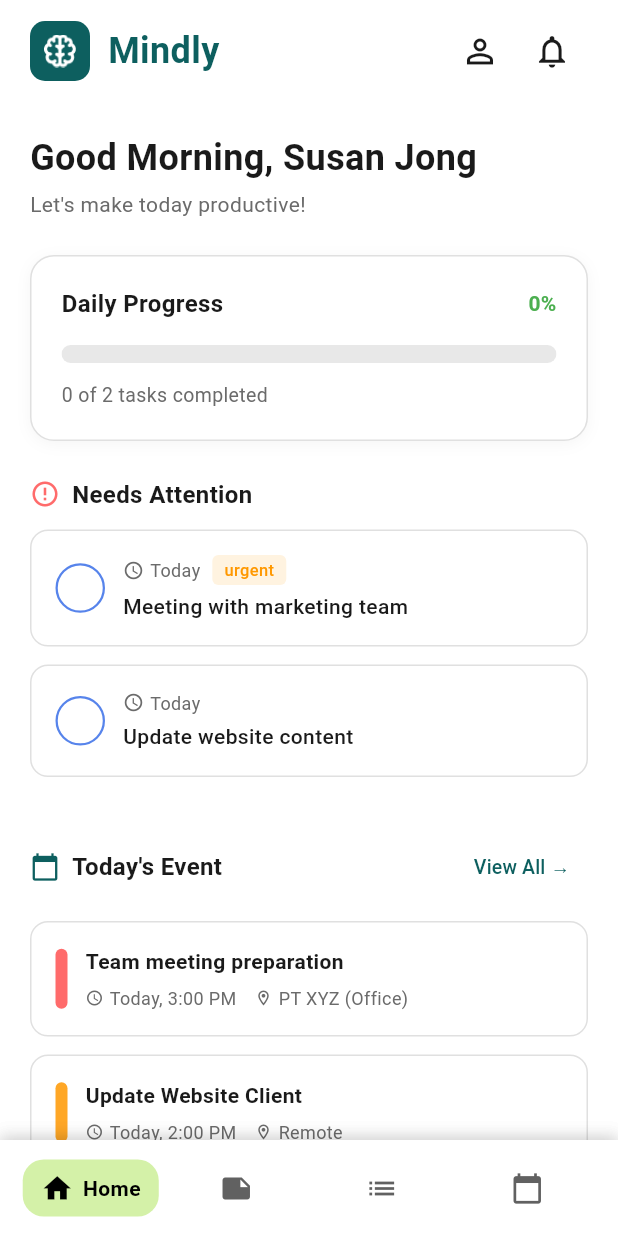
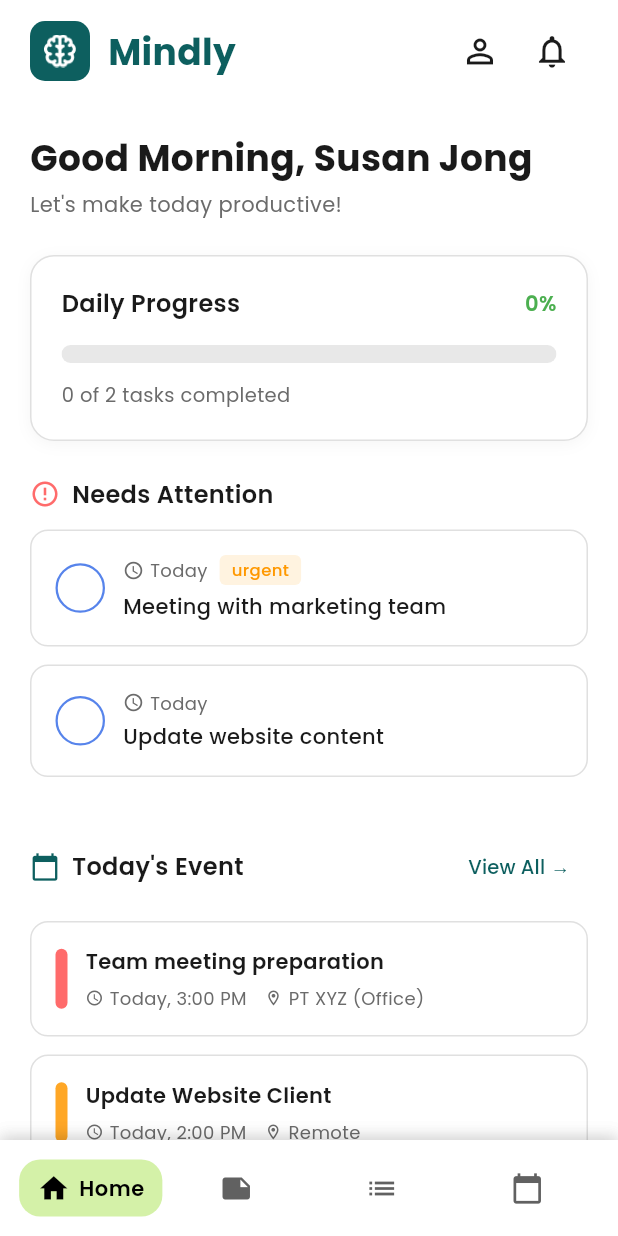
Before and after one commit to susanjong/MindlyApp_MobileDev, a Flutter app: the HomePage screen opened by its route, on a phone screen of 412 x 824 dp. Run offline on Flutter 3.47's test engine with Material 3 defaults, Android fonts, the phone set to English and light mode, and no system bars; our stand-ins replace cloud_firestore, firebase_auth, firebase_core, google_fonts, google_sign_in; accounts and stored records are empty.

Commit message:
<feat>signup: refactor Create Account button and add Poppins font

```diff
--- a/lib/widgets/font_style.dart
+++ b/lib/widgets/font_style.dart
@@ -1,31 +1,35 @@
 import 'package:flutter/material.dart';
+import 'package:google_fonts/google_fonts.dart';
 
 class FontStyles {
-  // Style di judul utama
+  // Base Poppins TextTheme
+  static final TextTheme poppinsTextTheme = GoogleFonts.poppinsTextTheme();
 
-  //pakai static supaya bisa diakses langsung tanpa instance
-  static const TextStyle appTitle = TextStyle(
-    color: Color(0xFF0D5F5F),
+  // Style judul utama
+  static TextStyle appTitle = GoogleFonts.poppins(
+    color: const Color(0xFF0D5F5F),
     fontSize: 24,
     fontWeight: FontWeight.bold,
   );
 
-// TextStyle mainHeader = TextStyle(
-//   fontSize: 26,
-//   color: primaryColor
-//   fontFamily: 'Poppins',
-//   fontWeight: FontWeight.w700,
-// );
-//
-// TextStyle subHeader = TextStyle(
-//   fontSize: 20,
-//   color: Colors.green,
-//   fontFamily: 'Poppins',
-// );
-//
-// TextStyle bodyText = TextStyle(
-//   fontSize: 14,
-//   color: Colors.black,
-//   fontFamily: 'Poppins',
-// );
+  // Main header
+  static TextStyle mainHeader = GoogleFonts.poppins(
+    fontSize: 26,
+    color: const Color(0xFF0D5F5F),
+    fontWeight: FontWeight.w700,
+  );
+
+  // Sub header
+  static TextStyle subHeader = GoogleFonts.poppins(
+    fontSize: 20,
+    color: Colors.green,
+    fontWeight: FontWeight.w600,
+  );
+
+  // Body text
+  static TextStyle bodyText = GoogleFonts.poppins(
+    fontSize: 14,
+    color: Colors.black,
+    fontWeight: FontWeight.normal,
+  );
 }
--- a/pubspec.yaml
+++ b/pubspec.yaml
@@ -11,11 +11,13 @@ dependencies:
   flutter:
     sdk: flutter
 
+
   cupertino_icons: ^1.0.8
   firebase_core: ^2.24.2
   firebase_auth: ^4.10.1
   cloud_firestore: ^4.13.6
   google_sign_in: ^6.3.0
+  google_fonts: ^6.3.2
 
 dev_dependencies:
   flutter_test:
```
Also changed, not shown: pubspec.lock.
